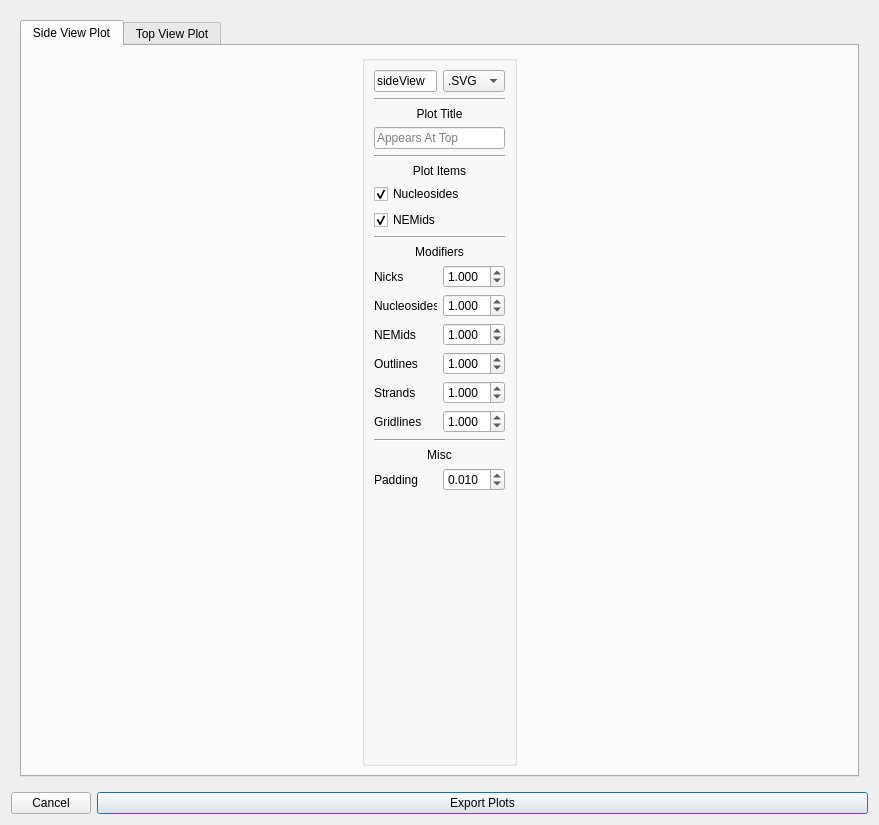
First picture: the form in ui/dialogs/plot_exporter/plot_exporter.ui, repository NATuG3/NATuG3, before the edit.
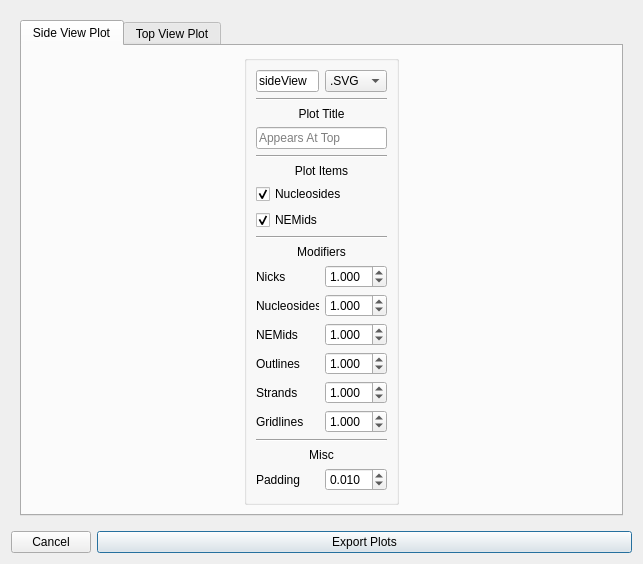
Second picture: the form after the edit.

```diff
--- a/ui/dialogs/plot_exporter/plot_exporter.ui
+++ b/ui/dialogs/plot_exporter/plot_exporter.ui
@@ -6,8 +6,8 @@
    <rect>
     <x>0</x>
     <y>0</y>
-    <width>879</width>
-    <height>825</height>
+    <width>643</width>
+    <height>521</height>
    </rect>
   </property>
   <property name="minimumSize">
```
